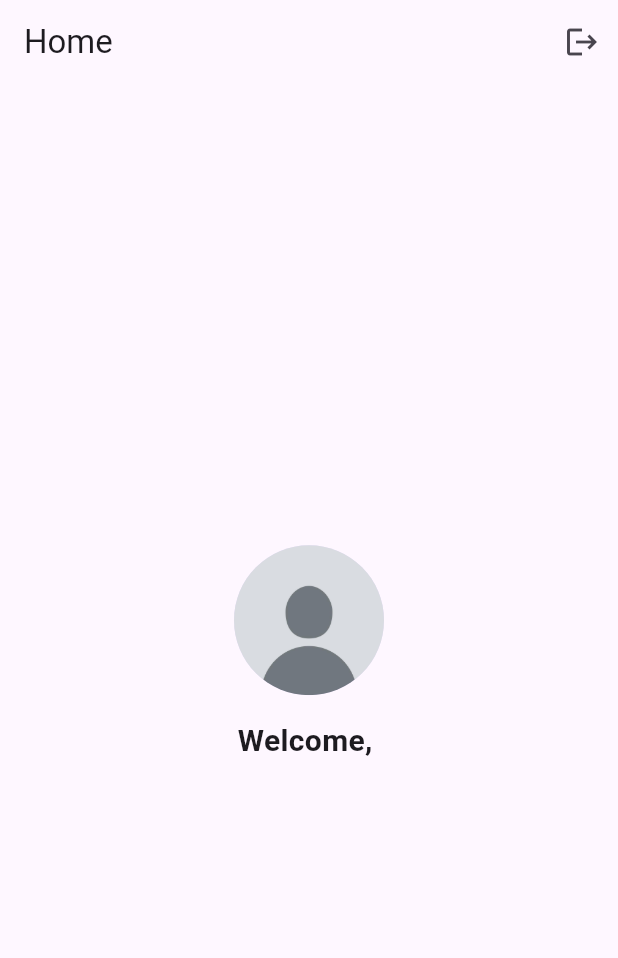
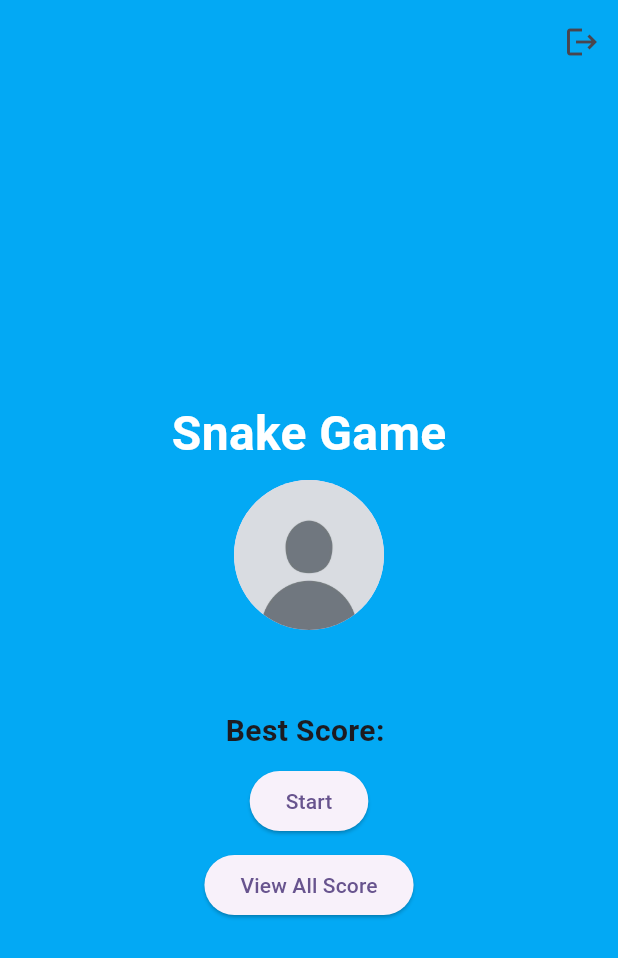
Before and after one commit to BooPassakorn/snake_game, a Flutter app: the HomePage screen opened directly, on a phone screen of 412 x 824 dp. Shown: the top 958 px of the screen. Run offline on Flutter 3.47's test engine with Material 3 defaults, Android fonts, the phone set to English and light mode, and no system bars; our stand-ins replace firebase_auth, firebase_core, google_sign_in; accounts and stored records are empty.

Commit message:
Add button start and View All Score

```diff
--- a/lib/home.dart
+++ b/lib/home.dart
@@ -7,7 +7,7 @@ class HomePage extends StatelessWidget {
   const HomePage({super.key});
 
   void logout(BuildContext context) async {
-    //เรียกใช้ AuthService เพื่อทำการ sign out
+    //เรียกใช้ AuthService เพื่อทำการ logout
     final _auth = AuthService();
     await _auth.signOut();
 
@@ -19,12 +19,13 @@ class HomePage extends StatelessWidget {
 
   @override
   Widget build(BuildContext context) {
-    //ดึงข้อมูลของผู้ใช้ท
+    //ดึงข้อมูลของผู้ใช้
     final user = AuthService().getCurrentUser();
 
     return Scaffold(
+      backgroundColor: Colors.lightBlue,
       appBar: AppBar(
-        title: const Text("Home"),
+        backgroundColor: Colors.lightBlue,
         actions: [
           IconButton(
             onPressed: () => logout(context),
@@ -37,6 +38,15 @@ class HomePage extends StatelessWidget {
             ? Column(
           mainAxisAlignment: MainAxisAlignment.center,
           children: [
+            Text(
+              "Snake Game",
+              style: TextStyle(
+                fontSize: 32,
+                fontWeight: FontWeight.bold,
+                color: Colors.white,
+              ),
+            ),
+            SizedBox(height: 8),
             //โชว์รูป Profile
             CircleAvatar(
               radius: 50, //ขนาดรูป
@@ -47,10 +57,24 @@ class HomePage extends StatelessWidget {
             SizedBox(height: 16),
             // แสดงชื่อผู้ใช้
             Text(
-              "Welcome, ${user.displayName}",
+              "${user.displayName}",
               style: const TextStyle(fontSize: 20, fontWeight: FontWeight.bold),
             ),
             SizedBox(height: 8),
+            Text(
+              "Best Score: ",
+              style: const TextStyle(fontSize: 20, fontWeight: FontWeight.bold),
+            ),
+            SizedBox(height: 8),
+            ElevatedButton(
+              onPressed: () => (),
+              child: const Text("Start"),
+            ),
+            SizedBox(height: 8),
+            ElevatedButton(
+              onPressed: () => (),
+              child: const Text("View All Score"),
+            ),
           ],
         )
             : const Text("No user signed in"),
```
